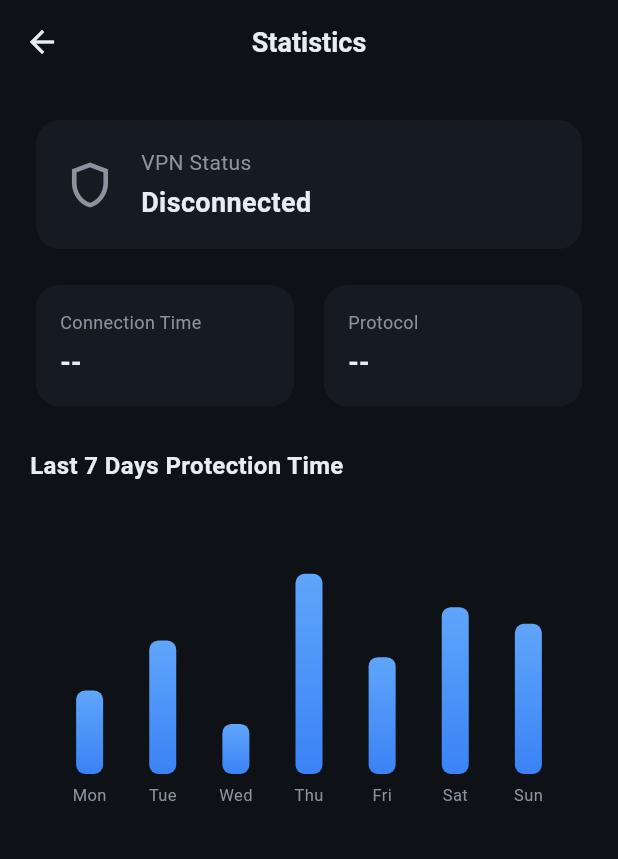
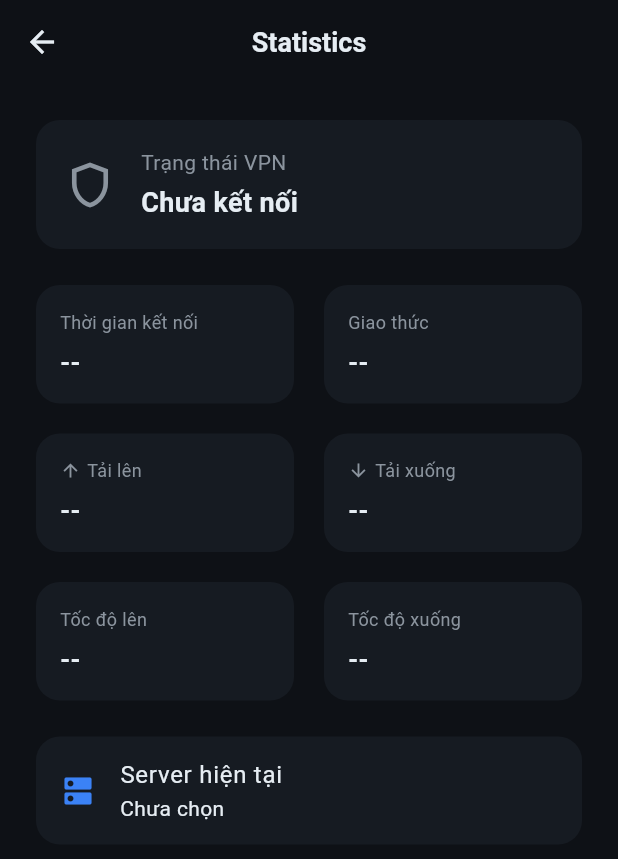
Before and after one commit to Cuong0k/user, a Flutter app: the StatisticsScreen screen opened directly, on a phone screen of 412 x 824 dp. Shown: the top 859 px of the screen. Run offline on Flutter 3.47's test engine with Material 3 defaults, Android fonts, the phone set to English and light mode, and no system bars; drawn by our look-alikes of fl_chart; our stand-ins replace dio, qr_flutter, shared_preferences; missing offline and left inert: country_flags, flutter_v2ray; accounts and stored records are empty.

Commit message:
manual ss config (fix traffic), real stats, rename node list

```diff
--- a/lib/providers/vpn_provider.dart
+++ b/lib/providers/vpn_provider.dart
@@ -8,14 +8,18 @@ class VpnProvider extends ChangeNotifier {
 
   VpnState _state = VpnState.disconnected;
   String _duration = '00:00:00';
-  String _uploadSpeed = '0 KB/s';
-  String _downloadSpeed = '0 KB/s';
+  String _uploadSpeed = '0 B/s';
+  String _downloadSpeed = '0 B/s';
+  String _uploadTotal = '0 B';
+  String _downloadTotal = '0 B';
   ServerNode? _activeNode;
 
   VpnState get state => _state;
   String get duration => _duration;
   String get uploadSpeed => _uploadSpeed;
   String get downloadSpeed => _downloadSpeed;
+  String get uploadTotal => _uploadTotal;
+  String get downloadTotal => _downloadTotal;
   ServerNode? get activeNode => _activeNode;
   bool get isConnected => _state == VpnState.connected;
 
@@ -23,8 +27,10 @@ class VpnProvider extends ChangeNotifier {
     _vpn.onStatus = (state, V2RayStatus status) {
       _state = state;
       _duration = status.duration;
-      _uploadSpeed = _fmt(status.uploadSpeed);
-      _downloadSpeed = _fmt(status.downloadSpeed);
+      _uploadSpeed = '${_fmt(status.uploadSpeed)}/s';
+      _downloadSpeed = '${_fmt(status.downloadSpeed)}/s';
+      _uploadTotal = _fmt(status.upload);
+      _downloadTotal = _fmt(status.download);
       notifyListeners();
     };
     await _vpn.init();
@@ -42,11 +48,12 @@ class VpnProvider extends ChangeNotifier {
 
   Future<int> ping(ServerNode node) => _vpn.ping(node);
 
-  String _fmt(int bytesPerSec) {
-    if (bytesPerSec < 1024) return '$bytesPerSec B/s';
-    if (bytesPerSec < 1024 * 1024) {
-      return '${(bytesPerSec / 1024).toStringAsFixed(1)} KB/s';
+  String _fmt(int bytes) {
+    if (bytes < 1024) return '$bytes B';
+    if (bytes < 1024 * 1024) return '${(bytes / 1024).toStringAsFixed(1)} KB';
+    if (bytes < 1024 * 1024 * 1024) {
+      return '${(bytes / 1024 / 1024).toStringAsFixed(1)} MB';
     }
-    return '${(bytesPerSec / 1024 / 1024).toStringAsFixed(1)} MB/s';
+    return '${(bytes / 1024 / 1024 / 1024).toStringAsFixed(2)} GB';
   }
 }
--- a/lib/screens/home/node_list_screen.dart
+++ b/lib/screens/home/node_list_screen.dart
@@ -41,7 +41,7 @@ class _NodeListScreenState extends State<NodeListScreen> {
 
     return Scaffold(
       appBar: AppBar(
-        title: const Text('Node List'),
+        title: const Text('Danh Sách Server'),
         actions: [
           IconButton(
             icon: _testing
@@ -50,7 +50,7 @@ class _NodeListScreenState extends State<NodeListScreen> {
                     height: 18,
                     child: CircularProgressIndicator(strokeWidth: 2))
                 : const Icon(Icons.speed),
-            tooltip: 'Latency Test',
+            tooltip: 'Kiểm tra độ trễ',
             onPressed: _testing ? null : _testAll,
           ),
         ],
@@ -63,7 +63,7 @@ class _NodeListScreenState extends State<NodeListScreen> {
               onChanged: (v) => setState(() => _query = v),
               decoration: const InputDecoration(
                 prefixIcon: Icon(Icons.search),
-                hintText: 'Search node name, country, city...',
+                hintText: 'Tìm server theo tên, quốc gia...',
               ),
             ),
           ),
@@ -72,14 +72,14 @@ class _NodeListScreenState extends State<NodeListScreen> {
                 ? const Center(child: CircularProgressIndicator())
                 : nodes.isEmpty
                     ? const Center(
-                        child: Text('No nodes',
+                        child: Text('Không có server',
                             style: TextStyle(color: AppColors.textSecondary)))
                     : ListView.separated(
                         itemCount: nodes.length,
                         separatorBuilder: (_, __) =>
                             const Divider(height: 1, color: AppColors.surface2),
-                        itemBuilder: (_, i) =>
-                            _NodeTile(node: nodes[i], ping: servers.pings[nodes[i].id]),
+                        itemBuilder: (_, i) => _NodeTile(
+                            node: nodes[i], ping: servers.pings[nodes[i].id]),
                       ),
           ),
         ],
@@ -113,17 +113,19 @@ class _NodeTile extends StatelessWidget {
     return ListTile(
       leading: ClipRRect(
         borderRadius: BorderRadius.circular(4),
-        child: CountryFlag.fromCountryCode(node.countryCode, height: 28, width: 38),
+        child:
+            CountryFlag.fromCountryCode(node.countryCode, height: 28, width: 38),
       ),
       title: Text(node.cleanName,
           style: TextStyle(
               fontWeight: FontWeight.w600,
-              color: node.isOnline ? AppColors.textPrimary : AppColors.textSecondary)),
-      subtitle: Text('${node.type} · x${node.rate}'),
+              color: node.isOnline
+                  ? AppColors.textPrimary
+                  : AppColors.textSecondary)),
       trailing: Row(
         mainAxisSize: MainAxisSize.min,
         children: [
-          Text(_pingText, style: TextStyle(color: _pingColor, fontSize: 12)),
+          Text(_pingText, style: TextStyle(color: _pingColor, fontSize: 13)),
           const SizedBox(width: 8),
           if (selected)
             const Icon(Icons.check_circle, color: AppColors.primary, size: 20),
--- a/lib/screens/statistics/statistics_screen.dart
+++ b/lib/screens/statistics/statistics_screen.dart
@@ -1,41 +1,45 @@
 import 'package:flutter/material.dart';
 import 'package:provider/provider.dart';
-import 'package:fl_chart/fl_chart.dart';
 
 import '../../theme/app_theme.dart';
 import '../../providers/vpn_provider.dart';
+import '../../providers/server_provider.dart';
 import '../../core/vpn/vpn_service.dart';
 
+/// Thống kê phiên hiện tại (dữ liệu THẬT từ core, không còn biểu đồ giả).
 class StatisticsScreen extends StatelessWidget {
   const StatisticsScreen({super.key});
 
   @override
   Widget build(BuildContext context) {
     final vpn = context.watch<VpnProvider>();
+    final servers = context.watch<ServerProvider>();
     final connected = vpn.state == VpnState.connected;
+    final node = vpn.activeNode ?? servers.selected;
 
     return Scaffold(
       appBar: AppBar(title: const Text('Statistics')),
       body: ListView(
         padding: const EdgeInsets.all(20),
         children: [
-          // Trạng thái VPN
           Card(
             child: Padding(
               padding: const EdgeInsets.all(18),
               child: Row(
                 children: [
                   Icon(connected ? Icons.shield : Icons.shield_outlined,
-                      color: connected ? AppColors.success : AppColors.textSecondary,
+                      color: connected
+                          ? AppColors.success
+                          : AppColors.textSecondary,
                       size: 36),
                   const SizedBox(width: 16),
                   Column(
                     crossAxisAlignment: CrossAxisAlignment.start,
                     children: [
-                      const Text('VPN Status',
+                      const Text('Trạng thái VPN',
                           style: TextStyle(color: AppColors.textSecondary)),
                       const SizedBox(height: 4),
-                      Text(connected ? 'Connected' : 'Disconnected',
+                      Text(connected ? 'Đã kết nối' : 'Chưa kết nối',
                           style: TextStyle(
                               fontSize: 18,
                               fontWeight: FontWeight.bold,
@@ -52,88 +56,70 @@ class StatisticsScreen extends StatelessWidget {
 
           Row(
             children: [
-              _infoCard('Connection Time', connected ? vpn.duration : '--'),
+              _card('Thời gian kết nối', connected ? vpn.duration : '--'),
               const SizedBox(width: 12),
-              _infoCard('Protocol', vpn.activeNode?.type.toUpperCase() ?? '--'),
+              _card('Giao thức', node?.type.toUpperCase() ?? '--'),
             ],
           ),
-          const SizedBox(height: 24),
+          const SizedBox(height: 12),
+          Row(
+            children: [
+              _card('Tải lên', connected ? vpn.uploadTotal : '--',
+                  icon: Icons.arrow_upward),
+              const SizedBox(width: 12),
+              _card('Tải xuống', connected ? vpn.downloadTotal : '--',
+                  icon: Icons.arrow_downward),
+            ],
+          ),
+          const SizedBox(height: 12),
+          Row(
+            children: [
+              _card('Tốc độ lên', connected ? vpn.uploadSpeed : '--'),
+              const SizedBox(width: 12),
+              _card('Tốc độ xuống', connected ? vpn.downloadSpeed : '--'),
+            ],
+          ),
+          const SizedBox(height: 16),
 
-          const Text('Last 7 Days Protection Time',
-              style: TextStyle(fontWeight: FontWeight.bold, fontSize: 16)),
-          const SizedBox(height: 16),
-          SizedBox(height: 200, child: _WeeklyChart()),
+          Card(
+            child: ListTile(
+              leading: const Icon(Icons.dns, color: AppColors.primary),
+              title: const Text('Server hiện tại'),
+              subtitle: Text(node?.cleanName ?? 'Chưa chọn'),
+            ),
+          ),
         ],
       ),
     );
   }
 
-  Widget _infoCard(String label, String value) => Expanded(
+  Widget _card(String label, String value, {IconData? icon}) => Expanded(
         child: Card(
           child: Padding(
             padding: const EdgeInsets.all(16),
             child: Column(
               crossAxisAlignment: CrossAxisAlignment.start,
               children: [
-                Text(label,
-                    style: const TextStyle(
-                        color: AppColors.textSecondary, fontSize: 12)),
+                Row(
+                  children: [
+                    if (icon != null) ...[
+                      Icon(icon, size: 14, color: AppColors.textSecondary),
+                      const SizedBox(width: 4),
+                    ],
+                    Expanded(
+                      child: Text(label,
+                          style: const TextStyle(
+                              color: AppColors.textSecondary, fontSize: 12)),
+                    ),
+                  ],
+                ),
                 const SizedBox(height: 6),
                 Text(value,
                     style: const TextStyle(
-                        fontSize: 18, fontWeight: FontWeight.bold)),
+                        fontSize: 17, fontWeight: FontWeight.bold)),
               ],
             ),
           ),
         ),
       );
 }
-
-/// Biểu đồ cột thời gian bảo vệ 7 ngày (dữ liệu mẫu — nối API thật của bạn vào).
-class _WeeklyChart extends StatelessWidget {
-  final _days = const ['Mon', 'Tue', 'Wed', 'Thu', 'Fri', 'Sat', 'Sun'];
-  final _hours = const [2.5, 4.0, 1.5, 6.0, 3.5, 5.0, 4.5];
-
-  @override
-  Widget build(BuildContext context) {
-    return BarChart(
-      BarChartData(
-        maxY: 8,
-        borderData: FlBorderData(show: false),
-        gridData: const FlGridData(show: false),
-        titlesData: FlTitlesData(
-          leftTitles: const AxisTitles(sideTitles: SideTitles(showTitles: false)),
-          topTitles: const AxisTitles(sideTitles: SideTitles(showTitles: false)),
-          rightTitles:
-              const AxisTitles(sideTitles: SideTitles(showTitles: false)),
-          bottomTitles: AxisTitles(
-            sideTitles: SideTitles(
-              showTitles: true,
-              getTitlesWidget: (v, _) => Padding(
-                padding: const EdgeInsets.only(top: 6),
-                child: Text(_days[v.toInt()],
-                    style: const TextStyle(
-                        color: AppColors.textSecondary, fontSize: 11)),
-              ),
-            ),
-          ),
-        ),
-        barGroups: List.generate(
-          7,
-          (i) => BarChartGroupData(x: i, barRods: [
-            BarChartRodData(
-              toY: _hours[i],
-              width: 18,
-              borderRadius: BorderRadius.circular(6),
-              gradient: const LinearGradient(
-                begin: Alignment.bottomCenter,
-                end: Alignment.topCenter,
-                colors: [AppColors.primary, AppColors.primaryGlow],
-              ),
-            ),
-          ]),
-        ),
-      ),
-    );
-  }
-}
```
Also changed, not shown: lib/core/vpn/vpn_service.dart (+105 -25 lines).
